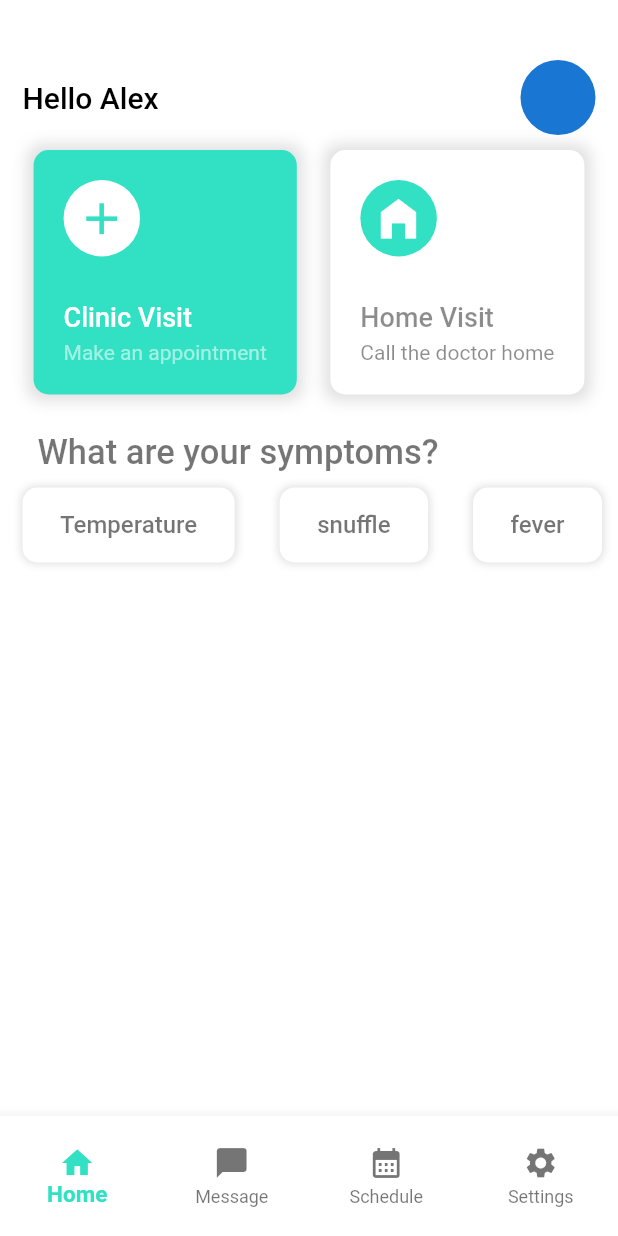
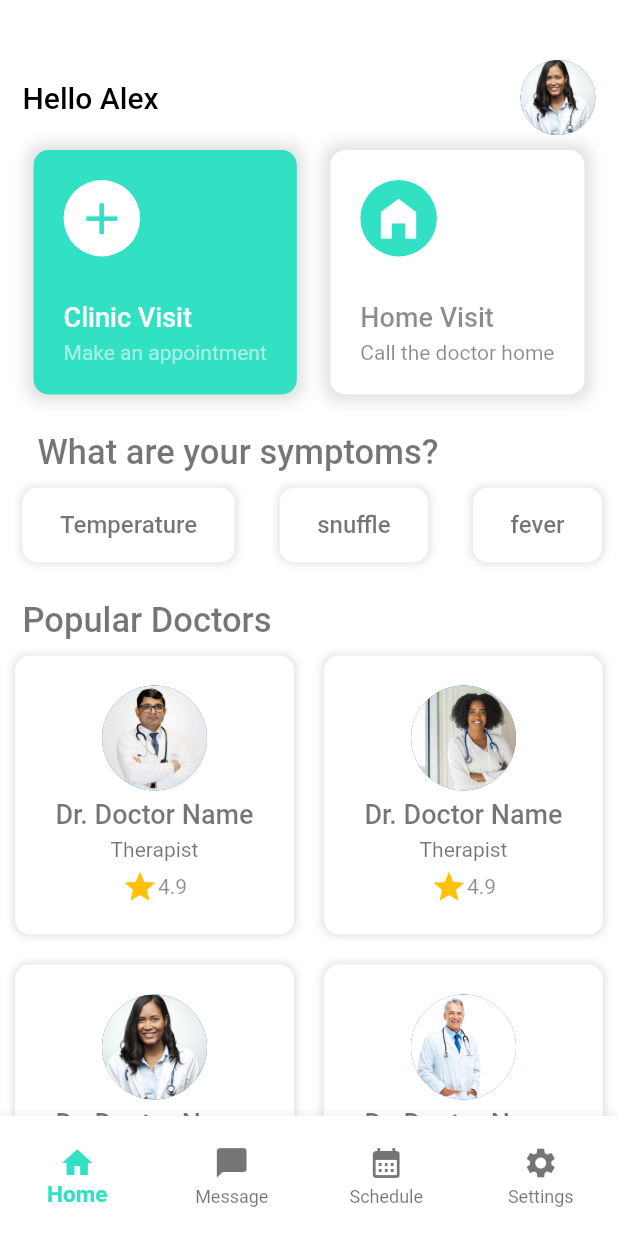
Before and after one commit to hello-favour/healthcare-app-ui, a Flutter app: the NavBarRoots screen opened directly, on a phone screen of 412 x 824 dp. Run offline on Flutter 3.47's test engine with Material 2 defaults, Android fonts, the phone set to English and light mode, and no system bars.

Commit message:
done building home screen

```diff
--- a/lib/screens/home_screen.dart
+++ b/lib/screens/home_screen.dart
@@ -42,6 +42,7 @@
                 ),
                 CircleAvatar(
                   radius: 25,
+                  backgroundImage: AssetImage(ImagePath.doctor3),
                 ),
               ],
             ),
@@ -188,6 +189,74 @@
               },
             ),
           ),
+          const SizedBox(height: 15),
+          const Padding(
+            padding: EdgeInsets.only(left: 15),
+            child: AppText(
+              text: "Popular Doctors",
+              color: Colors.black54,
+              fontWeight: FontWeight.w500,
+              size: 23,
+            ),
+          ),
+          GridView.builder(
+            gridDelegate: const SliverGridDelegateWithFixedCrossAxisCount(
+              crossAxisCount: 2,
+            ),
+            itemCount: 4,
+            physics: const NeverScrollableScrollPhysics(),
+            shrinkWrap: true,
+            itemBuilder: (context, index) {
+              return Container(
+                margin: const EdgeInsets.all(10),
+                padding: const EdgeInsets.symmetric(vertical: 15),
+                decoration: BoxDecoration(
+                  color: Colors.white,
+                  borderRadius: AppPadding.appRadius,
+                  boxShadow: const [
+                    BoxShadow(
+                      color: Colors.black12,
+                      blurRadius: 4,
+                      spreadRadius: 1,
+                    ),
+                  ],
+                ),
+                child: Column(
+                  mainAxisAlignment: MainAxisAlignment.spaceEvenly,
+                  children: [
+                    CircleAvatar(
+                      radius: 35,
+                      backgroundImage: AssetImage(_images[index]),
+                    ),
+                    const AppText(
+                      text: "Dr. Doctor Name",
+                      color: Colors.black54,
+                      size: 18,
+                      fontWeight: FontWeight.w500,
+                    ),
+                    const AppText(
+                      text: "Therapist",
+                      color: Colors.black54,
+                    ),
+                    Row(
+                      mainAxisSize: MainAxisSize.min,
+                      mainAxisAlignment: MainAxisAlignment.center,
+                      children: const [
+                        Icon(
+                          Icons.star,
+                          color: Colors.amber,
+                        ),
+                        AppText(
+                          text: "4.9",
+                          color: Colors.black45,
+                        ),
+                      ],
+                    )
+                  ],
+                ),
+              );
+            },
+          ),
         ],
       ),
     );
```
